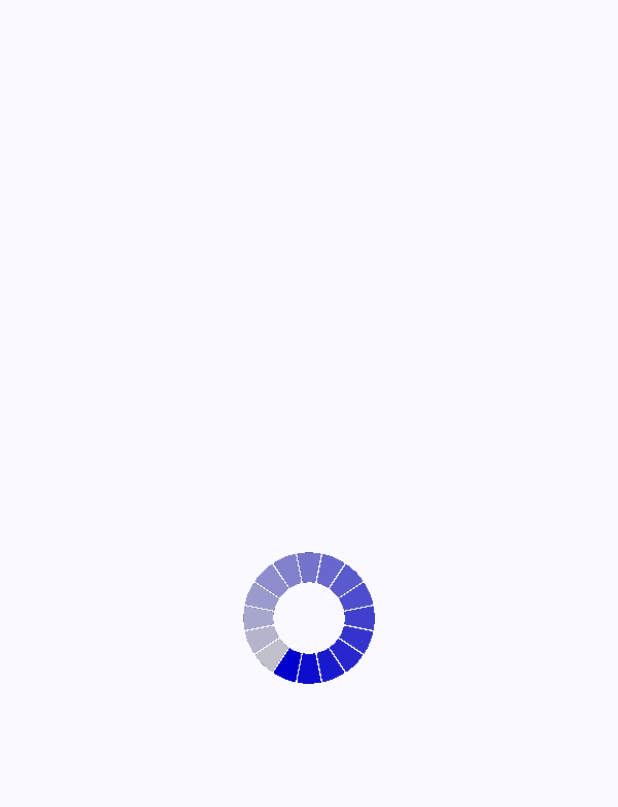
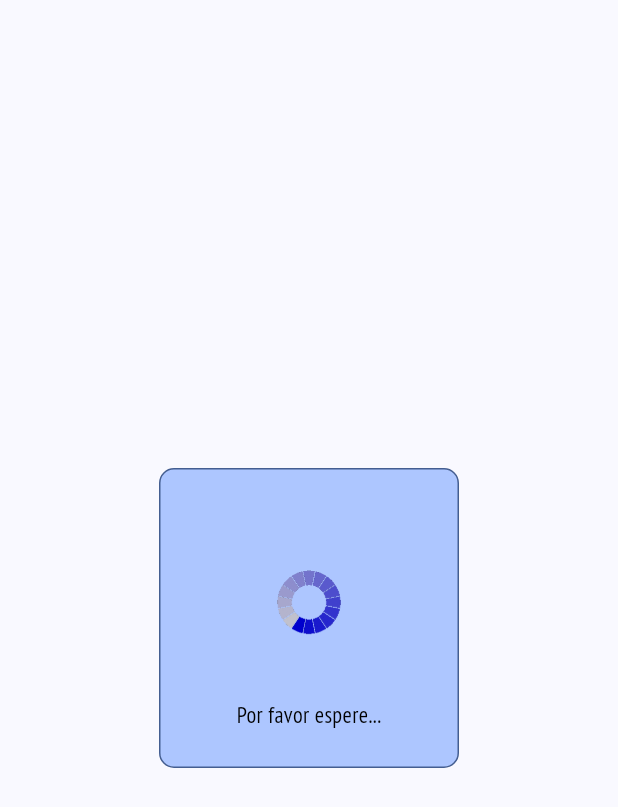
Before and after one commit to LuisPulenta/KPGeoDataApp, a Flutter app: the screen it shows after launch, on a phone screen of 412 x 824 dp. Shown: the top 807 px of the screen. Run offline on Flutter 3.47's test engine with Material 2 defaults, Android fonts, the phone set to English and light mode, and no system bars; our stand-ins replace dio, equatable, flutter_bloc, flutter_dotenv, flutter_riverpod, formz and 2 more.

Commit message:
CheckStatusScreen

```diff
--- a/lib/presentation/screens/check_status_screen.dart
+++ b/lib/presentation/screens/check_status_screen.dart
@@ -1,19 +1,17 @@
 import 'package:flutter/material.dart';
+import 'package:kpgeodataapp/presentation/widgets/widgets.dart';
 
 class CheckStatusScreen extends StatelessWidget {
   const CheckStatusScreen({Key? key}) : super(key: key);
 
   @override
   Widget build(BuildContext context) {
-    final colors = Theme.of(context).colorScheme;
     return const Scaffold(
       body: Center(
         child: Center(
-          child: Image(
-            image: AssetImage('assets/loading.gif'),
-            width: 450,
-          ),
-        ),
+            child: LoaderComponent(
+          text: "Por favor espere...",
+        )),
       ),
     );
   }
--- /dev/null
+++ b/lib/presentation/widgets/loader_component.dart
@@ -0,0 +1,37 @@
+import 'package:flutter/material.dart';
+
+class LoaderComponent extends StatelessWidget {
+  final String text;
+
+  const LoaderComponent({Key? key, this.text = ''}) : super(key: key);
+
+  @override
+  Widget build(BuildContext context) {
+    final colors = Theme.of(context).colorScheme;
+    return Center(
+      child: Container(
+        width: 200,
+        height: 200,
+        decoration: BoxDecoration(
+            color: colors.inversePrimary,
+            borderRadius: BorderRadius.circular(10),
+            border: Border.all(
+              color: colors.primary,
+            )),
+        child: Column(
+          mainAxisAlignment: MainAxisAlignment.center,
+          children: [
+            const Image(
+              image: AssetImage('assets/loading.gif'),
+              width: 200,
+            ),
+            const SizedBox(
+              height: 0,
+            ),
+            Text(text, style: const TextStyle(fontSize: 15)),
+          ],
+        ),
+      ),
+    );
+  }
+}
--- a/lib/presentation/widgets/widgets.dart
+++ b/lib/presentation/widgets/widgets.dart
@@ -4,3 +4,4 @@ export 'custom_button.dart';
 export 'custom_dialog.dart';
 export 'custom_snackbar.dart';
 export 'geometrical_background.dart';
+export 'loader_component.dart';
```
